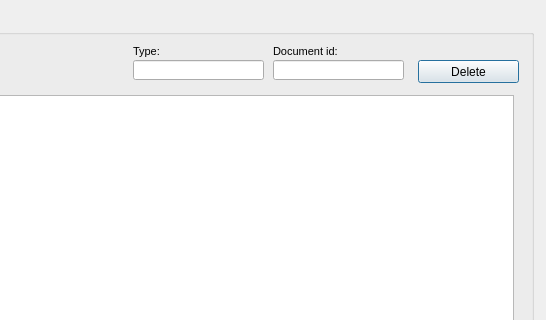
First picture: the form in ui/doc_management.ui, repository Giswater/giswater_qgis_plugin, before the edit; both pictures show x 172 to 718 and y 0 to 320 of the 718 by 544 pixel window.
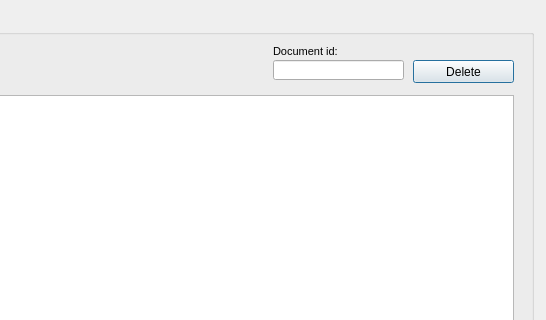
Second picture: the form after the edit.

Commit message: #309 Show dialogs

```diff
--- a/ui/doc_management.ui
+++ b/ui/doc_management.ui
@@ -41,7 +41,7 @@
    <widget class="QPushButton" name="btn_delete">
     <property name="geometry">
      <rect>
-      <x>575</x>
+      <x>570</x>
       <y>45</y>
       <width>101</width>
       <height>23</height>
@@ -94,49 +94,6 @@
      </rect>
     </property>
    </widget>
-   <widget class="QLabel" name="label_data_event_to_4">
-    <property name="geometry">
-     <rect>
-      <x>290</x>
-      <y>25</y>
-      <width>116</width>
-      <height>22</height>
-     </rect>
-    </property>
-    <property name="font">
-     <font>
-      <pointsize>8</pointsize>
-     </font>
-    </property>
-    <property name="frameShape">
-     <enum>QFrame::NoFrame</enum>
-    </property>
-    <property name="frameShadow">
-     <enum>QFrame::Raised</enum>
-    </property>
-    <property name="text">
-     <string>Type:</string>
-    </property>
-    <property name="textFormat">
-     <enum>Qt::AutoText</enum>
-    </property>
-    <property name="scaledContents">
-     <bool>false</bool>
-    </property>
-    <property name="margin">
-     <number>3</number>
-    </property>
-   </widget>
-   <widget class="QLineEdit" name="lineEdit_4">
-    <property name="geometry">
-     <rect>
-      <x>290</x>
-      <y>45</y>
-      <width>131</width>
-      <height>20</height>
-     </rect>
-    </property>
-   </widget>
   </widget>
   <widget class="QPushButton" name="btn_cancel">
    <property name="geometry">
```
Left out of the diff: 6 changed lines with no effect on the pictures. The commit also changes 6 other files.
